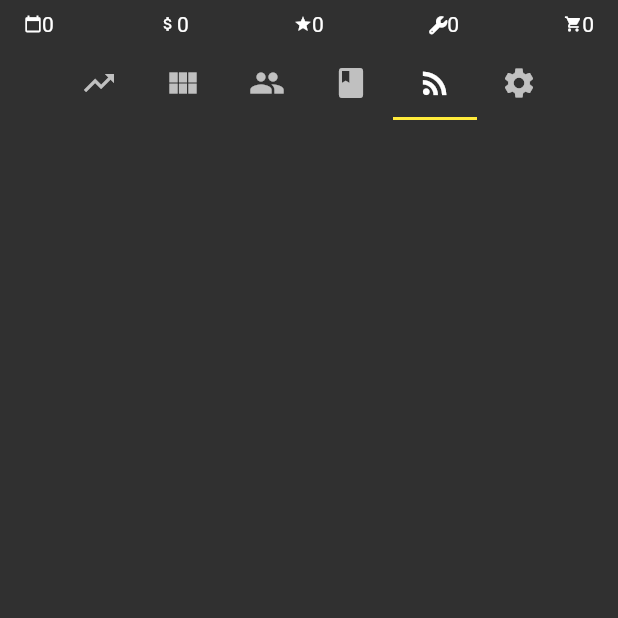
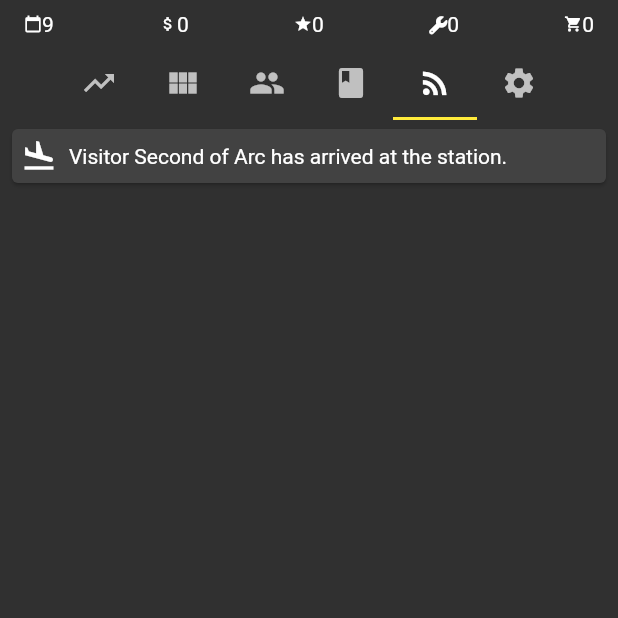
Before and after one commit to TylerStein/SpaceStationTycoon-Flutter, a Flutter app: the screen it shows after launch, tab 5 chosen, on a phone screen of 412 x 824 dp, the top half of it. Run offline on Flutter 3.47's test engine with Material 2 defaults, Android fonts, the light colour scheme and no system bars; our stand-ins replace built_collection, flutter_redux, fluttericon, redux.

Commit message:
WIP flutter conversion

```diff
--- a/lib/controllers/visitor_controller.dart
+++ b/lib/controllers/visitor_controller.dart
@@ -30,16 +30,20 @@ class VisitorController {
     } else if (visitor.openNeeds.isNotEmpty) {
       VisitorNeed nextNeed = visitor.getNextNeed(store);
       if (nextNeed != null) {
-
         bool occupiedModule = nextNeed.tryOccupyModule(store);
         if (occupiedModule) {
           visitor.activeNeed = nextNeed;
         }
+      } else {
+        visitor.updateSatisfaction(-1);
+        if (visitor.satisfactionPercent <= 0) {
+          store.dispatch(RemoveVisitorModuleBindingAction.forVisitor(visitor.id));
+          store.dispatch(RemoveVisitorAction(visitor));
+        }
       }
     } else {
       store.dispatch(RemoveVisitorModuleBindingAction.forVisitor(visitor.id));
+      store.dispatch(RemoveVisitorAction(visitor));
     }
   }
-
-
 }
--- a/lib/game.dart
+++ b/lib/game.dart
@@ -4,44 +4,64 @@ import 'package:redux/redux.dart';
 import 'package:space_station_tycoon/controllers/module_controller.dart';
 import 'package:space_station_tycoon/controllers/visitor_controller.dart';
 import 'package:space_station_tycoon/frame_controller.dart';
+import 'package:space_station_tycoon/presets/scenarios.dart';
 import 'package:space_station_tycoon/redux/actions/engine_actions.dart';
 import 'package:space_station_tycoon/redux/middleware/middleware.dart';
 import 'package:space_station_tycoon/redux/reducers/reducer.dart';
 import 'package:space_station_tycoon/redux/state/state.dart';
 import 'package:space_station_tycoon/widgets/game_view.dart';
+import 'package:space_station_tycoon/widgets/loading_overlay.dart';
 
 
 @immutable
-class Game extends StatelessWidget {
+class GameController extends StatefulWidget {
   final FrameController frameController;
 
-  Game({
+  GameController({
     @required this.frameController,
     Key key,
   }) : super(key: key);
 
+  @override
+  GameControllerState createState() => GameControllerState();
+}
+
+class GameControllerState extends State<GameController> {
+  Store<GameState> store;
+
+  GameControllerState() {
+    store = Store<GameState>(
+      gameStateReducer,
+      initialState: GameStateScenarios.buildSimpleGameStateScenario(),
+      middleware: buildGameStateMiddleware(
+        visitorController: VisitorController(),
+        moduleController: ModuleController(),
+      ),
+    );
+  }
 
   @override
   Widget build(BuildContext context) {
     return StoreProvider<GameState>(
-      store: Store<GameState>(
-        gameStateReducer,
-        initialState: GameState.createDefault(),
-        middleware: buildGameStateMiddleware(
-          visitorController: VisitorController(),
-          moduleController: ModuleController(),
-        ),
-      ),
+      store: store,
       child: StoreBuilder<GameState>(
+        // todo: optomize so the scaffold doesn't rebuild here
+       // rebuildOnChange: false,
         onInit: (Store<GameState> store) {
-          frameController.onFrame.listen((event) {
+          widget.frameController.onFrame.listen((event) {
             store.dispatch(NextFrameAction());
           });
+
+          store.dispatch(LoadAssetsAction());
         },
         onDispose: (Store<GameState> store) {
-          frameController.dispose();
+          widget.frameController.dispose();
         },
-        builder: (BuildContext context, Store<GameState> store) => GameView(),
+        builder: (BuildContext context, Store<GameState> store) =>
+          LoadingOverlay(
+            isLoading: store.state.assetState.isLoaded == false,
+            child: GameView(),
+          )
       ),
     );
   }
--- a/lib/main.dart
+++ b/lib/main.dart
@@ -35,61 +35,9 @@ class App extends StatelessWidget {
       theme: SpaceStationTycoonTheme.darkThemeData,
       darkTheme: SpaceStationTycoonTheme.darkThemeData,
       themeMode: ThemeMode.dark,
-      home: Game(
+      home: GameController(
         frameController: frameController,
       ),
     );
   }
 }
-
-
-    // return MultiProvider(
-    //     providers: [
-    //       ChangeNotifierProvider(create: (context) => MetadataProvider.createDefault(context)),
-    //       ChangeNotifierProvider(create: (context) => ModulesProvider.createDefault(context)),
-    //       ChangeNotifierProvider(create: (context) => ResourcesProvider.createDefault(context)),
-    //       ChangeNotifierProvider(create: (context) => UnlocksProvider.createDefault(context)),
-    //       ChangeNotifierProvider(create: (context) => VisitorsProvider.createDefault(context)),
-    //       ChangeNotifierProvider(create: (context) => AssetProvider.createDefault(context)),
-    //     ],
-    //     child: TickProvider(
-    //       tickState: TickState(duration: Duration(seconds: 1), frame: 0),
-    //       child: Builder(
-    //         builder: (context) =>
-    //           Consumer6<MetadataProvider, ModulesProvider, ResourcesProvider, UnlocksProvider, VisitorsProvider, AssetProvider>(
-    //             child: GameView(),
-    //             builder: (
-    //               BuildContext context,
-    //               MetadataProvider metadataProvidr,
-    //               ModulesProvider modulesProvider,
-    //               ResourcesProvider resourcesProvider,
-    //               UnlocksProvider unlocksProvider,
-    //               VisitorsProvider visitorsProvider,
-    //               AssetProvider assetProvider,
-    //               Widget child,
-    //             ) => MultiProvider(
-    //               child: GameLoopLogic(
-    //                 child: child,
-    //                 tickProvider: TickProvider.of(context),
-    //                 metadataProvider: metadataProvidr,
-    //                 resourcesProvider: resourcesProvider,
-    //                 visitorsProvider: visitorsProvider,
-    //                 modulesProvider: modulesProvider,
-    //                 assetProvider: assetProvider,
-    //                 // unlocksProvider: unlocksProvider,
-    //                 // visitorProvider: visitorsProvider,
-    //               ),
-    //               providers: [
-    //                 ChangeNotifierProvider(
-    //                   create: (BuildContext context) => BuildInteractionProvider(
-    //                     modulesProvider: modulesProvider,
-    //                     unlocksProvider: unlocksProvider,
-    //                     resourcesProvider: resourcesProvider,
-    //                   ),
-    //                 ),
-    //               ],
-    //             ),
-    //           ),
-    //       ),
-    //     ),
-    // );
--- a/lib/models/id.dart
+++ b/lib/models/id.dart
@@ -6,8 +6,10 @@ class IDProvider {
   IDProvider({
     List<ID> initialPool,
     int poolChunkSizeOverride = 100,
+    int poolMaxSizeOverride = 100,
   }) :
     poolChunkSize = poolChunkSizeOverride,
+    poolMax = poolMaxSizeOverride,
     pool = initialPool ?? List<ID>();
 
   ID unique() {
--- /dev/null
+++ b/lib/presets/scenarios.dart
@@ -0,0 +1,34 @@
+import 'package:built_collection/built_collection.dart';
+import 'package:space_station_tycoon/models/modules/module_factory.dart';
+import 'package:space_station_tycoon/models/modules/templates/dock_module.dart';
+import 'package:space_station_tycoon/models/modules/templates/fueling_module.dart';
+import 'package:space_station_tycoon/models/modules/templates/repair_module.dart';
+import 'package:space_station_tycoon/redux/state/state.dart';
+import 'package:space_station_tycoon/redux/state/states.dart';
+
+class GameStateScenarios {
+  static GameState buildSimpleGameStateScenario() {
+    return GameState.createDefault().copyWith(
+      unlockState: UnlockState.createDefault().copyWith(
+        templateUnlocks: BuiltList.of([
+          DockModuleTemplate(),
+        ]),
+        submoduleUnlocks: BuiltList.of([
+          FuelingSubmoduleTemplate(),
+          RepairSubmoduleTemplate(),
+        ]),
+      ),
+      moduleState: BuiltModulesState.createDefault().copyWith(
+        maxInteriorModules: 3,
+        maxExteriormodules: 3,
+        moduleStateTree: ModuleStateTree.withStates([
+          ModuleFactory.createDefaultModuleTemplateState<DockModuleTemplate>(
+            submoduleStates: [
+              ModuleFactory.createDefaultSubmoduleTemplateState<FuelingSubmoduleTemplate, DockModuleTemplate>(),
+            ]
+          ),
+        ]),
+      ),
+    );
+  }
+}
--- a/lib/redux/actions/game_actions.dart
+++ b/lib/redux/actions/game_actions.dart
@@ -25,6 +25,12 @@ class AddVisitorAction implements LoggableAction {
   AddVisitorAction(this.visitor);
 }
 
+class RemoveVisitorAction implements LoggableAction {
+  Visitor visitor;
+  LogEvent get logEvent => LogEvent.logDeparture(visitor);
+  RemoveVisitorAction(this.visitor);
+}
+
 class AddVisitorModuleBindingAction {
   ID visitorID;
   ID moduleID;
--- a/lib/redux/middleware/asset_middleware.dart
+++ b/lib/redux/middleware/asset_middleware.dart
@@ -19,10 +19,10 @@ class AssetMiddleware {
         LineSplitter lineSplitter = LineSplitter();
         List<String> shipNames = lineSplitter.convert(loadedShipNames);
         BuiltList<String> shipNamesBuilt = BuiltList<String>.of(shipNames);
-        store.dispatch(SetAssetStateAction(AssetState(shipNames: shipNamesBuilt)));
+        store.dispatch(SetAssetStateAction(AssetState(shipNames: shipNamesBuilt, isLoaded: true)));
       } catch (error) {
         print(error);
-        store.dispatch(SetAssetStateAction(AssetState(shipNames: BuiltList())));
+        store.dispatch(SetAssetStateAction(AssetState(shipNames: BuiltList(), isLoaded: true)));
       }
     };
   }
--- a/lib/redux/middleware/game_middleware.dart
+++ b/lib/redux/middleware/game_middleware.dart
@@ -18,6 +18,8 @@ class TimeMiddleware {
           store.state.metadataState.withAddedLog(action.logEvent),
         )
       );
+
+      next(action);
     };
   }
 
@@ -31,6 +33,16 @@ class TimeMiddleware {
           )
         )
       );
+
+      if (store.state.assetState.isLoaded == false) {
+        // wait for asset state to load before updating
+        return;
+      }
+
+      updateModules(store, newFrameValue);
+      updateVisitors(store, newFrameValue);
+      updateWorld(store, newFrameValue);
+      updateMetadata(store, newFrameValue);
     };
   }
 
--- a/lib/redux/middleware/middleware.dart
+++ b/lib/redux/middleware/middleware.dart
@@ -20,3 +20,10 @@ List<Middleware<GameState>> buildGameStateMiddleware({
     moduleController: moduleController,
   ).buildAll(),
 ];
+
+buildLoggingMiddleware([String preLabel = 'LoggingMiddleware']) {
+  return (Store<GameState> store, dynamic action, NextDispatcher next) async {
+    print('$preLabel ${action.runtimeType.toString()}');
+    next(action);
+  };
+}
--- a/lib/redux/reducers/reducer.dart
+++ b/lib/redux/reducers/reducer.dart
@@ -1,9 +1,11 @@
 import 'package:space_station_tycoon/redux/actions/state_actions.dart';
 import 'package:space_station_tycoon/redux/reducers/module_visitor_binding_state_reducer.dart';
+import 'package:space_station_tycoon/redux/reducers/visitor_state_reducer.dart';
 import 'package:space_station_tycoon/redux/state/state.dart';
 
 GameState gameStateReducer(GameState state, dynamic action) {
   return GameState(
+    visitorState: visitorReducer(state.visitorState, action),
     idState: state.idState,
     assetState: (action is SetAssetStateAction) ? action.state : state.assetState,
     metadataState: (action is SetMetadataStateAction) ? action.state : state.metadataState,
@@ -12,7 +14,6 @@ GameState gameStateReducer(GameState state, dynamic action) {
     resourceState: (action is SetResourceStateAction) ? action.state : state.resourceState,
     timeState: (action is SetTimeStateAction) ? action.state : state.timeState,
     unlockState: (action is SetUnlockStateActions) ? action.state : state.unlockState,
-    visitorState: (action is SetVisitorStateAction) ? action.state : state.visitorState,
     moduleVisitorBindingState: moduleVisitorBindingStateReducer(state.moduleVisitorBindingState, action),
   );
 }
--- /dev/null
+++ b/lib/redux/reducers/visitor_state_reducer.dart
@@ -0,0 +1,35 @@
+import 'package:built_collection/built_collection.dart';
+import 'package:redux/redux.dart';
+import 'package:space_station_tycoon/models/id.dart';
+import 'package:space_station_tycoon/models/visitors/visitor.dart';
+import 'package:space_station_tycoon/redux/actions/game_actions.dart';
+import 'package:space_station_tycoon/redux/actions/state_actions.dart';
+import 'package:space_station_tycoon/redux/state/states.dart';
+
+Reducer<VisitorState> visitorReducer = combineReducers([
+  TypedReducer<VisitorState, SetVisitorStateAction>(_setVisitorStateActionReducer),
+  TypedReducer<VisitorState, AddVisitorAction>(_addVisitorActionReducer),
+  TypedReducer<VisitorState, RemoveVisitorAction>(_removeVisitorActionReducer),
+]);
+
+VisitorState _setVisitorStateActionReducer(VisitorState state, SetVisitorStateAction action) {
+  return action.state;
+}
+
+VisitorState _addVisitorActionReducer(VisitorState state, AddVisitorAction action) {
+  MapBuilder<ID, Visitor> visitors = state.visitors.toBuilder();
+  visitors[action.visitor.id] = action.visitor;
+
+  return state.copyWith(
+    visitors: visitors.build(),
+  );
+}
+
+VisitorState _removeVisitorActionReducer(VisitorState state, RemoveVisitorAction action) {
+  MapBuilder<ID, Visitor> visitors = state.visitors.toBuilder();
+  visitors.remove(action.visitor.id);
+
+  return state.copyWith(
+    visitors: visitors.build(),
+  );
+}
--- a/lib/redux/state/asset_state.dart
+++ b/lib/redux/state/asset_state.dart
@@ -6,33 +6,39 @@ import 'package:flutter/foundation.dart';
 
 @immutable
 class AssetState {
+  final bool isLoaded;
   final BuiltList<String> shipNames;
 
   AssetState({
+    @required this.isLoaded,
     @required this.shipNames,
   });
 
   @override
-  int get hashCode => shipNames.hashCode;
+  int get hashCode => shipNames.hashCode ^ isLoaded.hashCode;
 
   @override
   operator ==(Object other) =>
     identical(this, other) ||
     other is AssetState &&
+    other.isLoaded == isLoaded &&
     other.shipNames == shipNames;
 
   factory AssetState.createDefault() => AssetState(
+    isLoaded: false,
     shipNames: BuiltList<String>(),
   );
 
   AssetState copyWith({
+    bool isLoaded,
     BuiltList<String> shipNames,
   }) => AssetState(
+    isLoaded: isLoaded != null ? isLoaded : this.isLoaded,
     shipNames: shipNames ?? this.shipNames,
   );
 
   String getRandomShipName([String orElse]) {
-    if (shipNames == null) return orElse;
+    if (shipNames == null || shipNames.isEmpty) return orElse;
     int index = Random().nextInt(shipNames.length);
     return shipNames[index];
   }
--- a/lib/redux/state/unlock_state.dart
+++ b/lib/redux/state/unlock_state.dart
@@ -1,6 +1,7 @@
 import 'package:built_collection/built_collection.dart';
 import 'package:flutter/foundation.dart';
 import 'package:space_station_tycoon/models/modules/module.dart';
+import 'package:space_station_tycoon/redux/state/states.dart';
 
 @immutable
 class UnlockState {
@@ -12,10 +13,16 @@ class UnlockState {
     @required this.submoduleUnlocks,
   });
 
+  UnlockState copyWith({
+    BuiltList<ModuleTemplate> templateUnlocks,
+    BuiltList<SubmoduleTemplate> submoduleUnlocks,
+  }) => UnlockState(
+    templateUnlocks: templateUnlocks != null ? templateUnlocks : this.templateUnlocks,
+    submoduleUnlocks: submoduleUnlocks != null ? submoduleUnlocks : this.submoduleUnlocks,
+  );
+
   factory UnlockState.createDefault() => UnlockState(
-      templateUnlocks: BuiltList<ModuleTemplate>(),
-      submoduleUnlocks: BuiltList<SubmoduleTemplate>(),
-    );
-
-
+    templateUnlocks: BuiltList<ModuleTemplate>(),
+    submoduleUnlocks: BuiltList<SubmoduleTemplate>(),
+  );
 }
--- /dev/null
+++ b/lib/widgets/loading_overlay.dart
@@ -0,0 +1,45 @@
+import 'dart:ui';
+
+import 'package:flutter/cupertino.dart';
+import 'package:flutter/material.dart';
+
+class LoadingOverlay extends StatelessWidget{
+  final Widget child;
+  final bool isLoading;
+
+  LoadingOverlay({
+    @required this.child,
+    @required this.isLoading,
+    Key key,
+  }) : super(key: key);
+
+  @override
+  Widget build(BuildContext context) {
+    return Stack(
+      children: [
+        Positioned.fill(
+          child: child,
+        ),
+        Visibility(
+          visible: isLoading == true,
+          child: Center(
+            child: BackdropFilter(
+              filter: ImageFilter.blur(sigmaX: 2.0, sigmaY: 2.0),
+              child: Column(
+                mainAxisAlignment: MainAxisAlignment.center,
+                crossAxisAlignment: CrossAxisAlignment.center,
+                children: [
+                  CircularProgressIndicator(),
+                  Padding(
+                    padding: const EdgeInsets.only(top: 12),
+                    child: Text('Loading assets', style: Theme.of(context).textTheme.headline4),
+                  ),
+                ],
+              ),
+            ),
+          )
+        ),
+      ],
+    );
+  }
+}
--- a/lib/widgets/tabs/modules_tab/module_picker.dart
+++ b/lib/widgets/tabs/modules_tab/module_picker.dart
@@ -80,6 +80,7 @@ class ModulePicker extends StatelessWidget {
           separatorBuilder: (BuildContext context, int index) => Container(width: 12,),
           itemBuilder: (BuildContext context, int index) => _buildModuleSquare(
             context: context,
+            viewModel: viewModel,
             template: viewModel.templateUnlocks[index],
             onTap: (context, template) {
               viewModel.onBuyModule(template);
--- a/lib/widgets/tabs/modules_tab/submodule_picker.dart
+++ b/lib/widgets/tabs/modules_tab/submodule_picker.dart
@@ -75,6 +75,7 @@ class SubmodulePicker extends StatelessWidget {
         itemBuilder: (BuildContext context, int index) => _buildModuleSquare(
           context: context,
           template: viewModel.templateUnlocks[index],
+          viewModel: viewModel,
           onTap: (context, template) {
             viewModel.onBuyModule(template);
             onClose();
--- a/lib/widgets/tabs/visitors_tab/visitor_card.dart
+++ b/lib/widgets/tabs/visitors_tab/visitor_card.dart
@@ -30,7 +30,7 @@ class VisitorCard extends StatelessWidget {
               mainAxisAlignment: MainAxisAlignment.start,
               crossAxisAlignment: CrossAxisAlignment.center,
               children: [
-                Text(visitor.id.toString()),
+                Text(visitor.name.toString()),
                 Spacer(),
                 Text('${visitor.satisfactionPercent.toString()}%')
               ],
```
